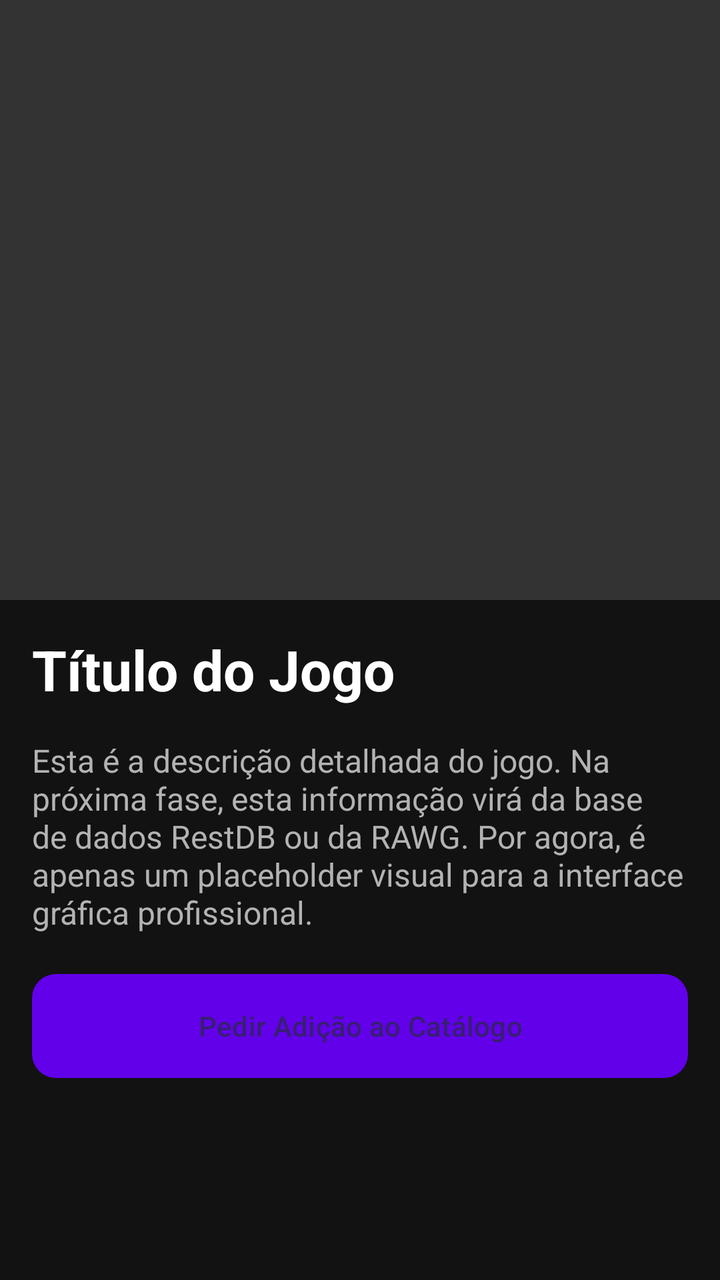
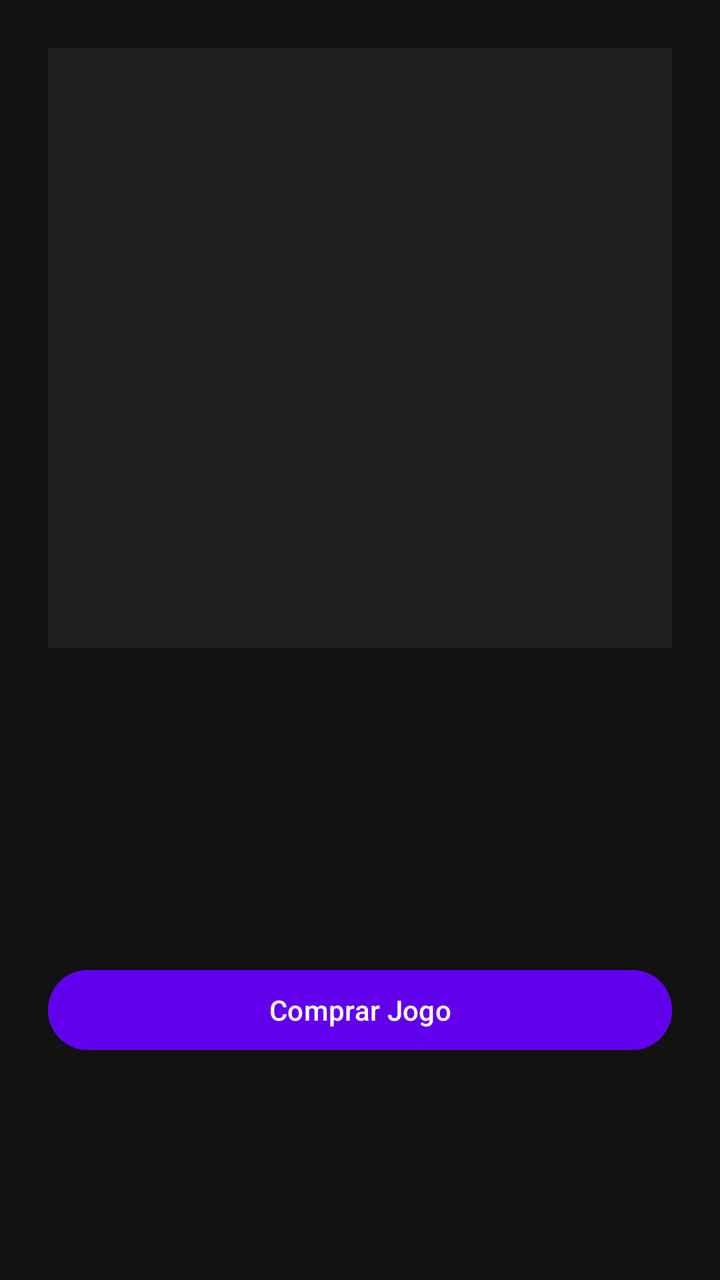

Screens rendered from an Android XML layout before and after an edit, with the pre-edit source and the edit as a unified diff.
<!-- AndroidManifest.xml: application theme Theme.LojaDeVideoJogos -->
<!-- res/layout/activity_game_detail.xml -->
<?xml version="1.0" encoding="utf-8"?>
<ScrollView xmlns:android="http://schemas.android.com/apk/res/android"
    xmlns:app="http://schemas.android.com/apk/res-auto"
    android:layout_width="match_parent"
    android:layout_height="match_parent"
    android:background="@color/gamehub_background_dark">

    <androidx.constraintlayout.widget.ConstraintLayout
        android:layout_width="match_parent"
        android:layout_height="wrap_content"
        android:paddingBottom="32dp">

        
        <ImageView
            android:id="@+id/ivCoverDetail"
            android:layout_width="match_parent"
            android:layout_height="300dp"
            android:scaleType="centerCrop"
            android:background="#333333"
            app:layout_constraintTop_toTopOf="parent" />

        
        <TextView
            android:id="@+id/tvDetailTitle"
            android:layout_width="0dp"
            android:layout_height="wrap_content"
            android:layout_margin="16dp"
            android:text="Título do Jogo"
            android:textColor="@color/gamehub_text_light"
            android:textSize="28sp"
            android:textStyle="bold"
            app:layout_constraintEnd_toEndOf="parent"
            app:layout_constraintStart_toStartOf="parent"
            app:layout_constraintTop_toBottomOf="@id/ivCoverDetail" />

        
        <TextView
            android:id="@+id/tvDetailDescription"
            android:layout_width="0dp"
            android:layout_height="wrap_content"
            android:layout_margin="16dp"
            android:text="Esta é a descrição detalhada do jogo. Na próxima fase, esta informação virá da base de dados RestDB ou da RAWG. Por agora, é apenas um placeholder visual para a interface gráfica profissional."
            android:textColor="@color/gamehub_text_gray"
            android:textSize="16sp"
            app:layout_constraintEnd_toEndOf="parent"
            app:layout_constraintStart_toStartOf="parent"
            app:layout_constraintTop_toBottomOf="@id/tvDetailTitle" />

        
        <com.google.android.material.button.MaterialButton
            android:id="@+id/btnBuy"
            android:layout_width="match_parent"
            android:layout_height="60dp"
            android:layout_margin="16dp"
            android:text="Pedir Adição ao Catálogo"
            app:cornerRadius="12dp"
            app:layout_constraintTop_toBottomOf="@id/tvDetailDescription" />

        
        <com.google.android.material.button.MaterialButton
            android:id="@+id/btnEdit"
            style="@style/Widget.Material3.Button.OutlinedButton"
            android:layout_width="match_parent"
            android:layout_height="60dp"
            android:layout_margin="16dp"
            android:text="Editar Preço / Jogo"
            android:visibility="gone"
            app:cornerRadius="12dp"
            app:layout_constraintTop_toBottomOf="@id/btnBuy" />

    </androidx.constraintlayout.widget.ConstraintLayout>
</ScrollView>
<!-- resources referenced by this layout -->
<resources>
  <color name="gamehub_background_dark">#121212</color>
  <color name="gamehub_text_gray">#B3B3B3</color>
  <color name="gamehub_text_light">#FFFFFF</color>
  <style name="Theme.LojaDeVideoJogos" parent="Theme.Material3.Dark.NoActionBar">
          <item name="colorPrimary">@color/gamehub_primary</item>
          <item name="colorSecondary">@color/gamehub_secondary</item>
          <item name="android:windowBackground">@color/gamehub_background_dark</item>
          <item name="colorSurface">@color/gamehub_surface_dark</item>
          <item name="android:textColorPrimary">@color/gamehub_text_light</item>
      </style>
  <color name="gamehub_primary">#6200EA</color>
  <color name="gamehub_secondary">#03DAC5</color>
  <color name="gamehub_surface_dark">#1E1E1E</color>
</resources>

<!-- the commit's change to res/layout/activity_game_detail.xml (unified diff, before → after) -->
@@ -1,72 +1,68 @@
 <?xml version="1.0" encoding="utf-8"?>
 <ScrollView xmlns:android="http://schemas.android.com/apk/res/android"
-    xmlns:app="http://schemas.android.com/apk/res-auto"
     android:layout_width="match_parent"
     android:layout_height="match_parent"
-    android:background="@color/gamehub_background_dark">
+    android:background="#121212"
+    android:fillViewport="true">
 
-    <androidx.constraintlayout.widget.ConstraintLayout
+    <LinearLayout
         android:layout_width="match_parent"
         android:layout_height="wrap_content"
-        android:paddingBottom="32dp">
+        android:orientation="vertical"
+        android:padding="24dp">
 
-        
         <ImageView
-            android:id="@+id/ivCoverDetail"
+            android:id="@+id/imageDetailCapa"
             android:layout_width="match_parent"
             android:layout_height="300dp"
             android:scaleType="centerCrop"
-            android:background="#333333"
-            app:layout_constraintTop_toTopOf="parent" />
+            android:background="#1E1E1E"
+            android:contentDescription="Capa do Jogo" />
 
-        
         <TextView
-            android:id="@+id/tvDetailTitle"
-            android:layout_width="0dp"
+            android:id="@+id/textDetailTitulo"
+            android:layout_width="match_parent"
             android:layout_height="wrap_content"
-            android:layout_margin="16dp"
-            android:text="Título do Jogo"
-            android:textColor="@color/gamehub_text_light"
-            android:textSize="28sp"
-            android:textStyle="bold"
-            app:layout_constraintEnd_toEndOf="parent"
-            app:layout_constraintStart_toStartOf="parent"
-            app:layout_constraintTop_toBottomOf="@id/ivCoverDetail" />
+            android:layout_marginTop="24dp"
+            android:textColor="#FFFFFF"
+            android:textSize="24sp"
+            android:textStyle="bold" />
 
-        
         <TextView
-            android:id="@+id/tvDetailDescription"
-            android:layout_width="0dp"
+            android:id="@+id/textDetailPreco"
+            android:layout_width="match_parent"
             android:layout_height="wrap_content"
-            android:layout_margin="16dp"
-            android:text="Esta é a descrição detalhada do jogo. Na próxima fase, esta informação virá da base de dados RestDB ou da RAWG. Por agora, é apenas um placeholder visual para a interface gráfica profissional."
-            android:textColor="@color/gamehub_text_gray"
-            android:textSize="16sp"
-            app:layout_constraintEnd_toEndOf="parent"
-            app:layout_constraintStart_toStartOf="parent"
-            app:layout_constraintTop_toBottomOf="@id/tvDetailTitle" />
+            android:layout_marginTop="8dp"
+            android:textColor="#00E676"
+            android:textSize="20sp"
+            android:textStyle="bold" />
 
-        
-        <com.google.android.material.button.MaterialButton
-            android:id="@+id/btnBuy"
+        <TextView
+            android:id="@+id/textDetailStock"
             android:layout_width="match_parent"
-            android:layout_height="60dp"
-            android:layout_margin="16dp"
-            android:text="Pedir Adição ao Catálogo"
-            app:cornerRadius="12dp"
-            app:layout_constraintTop_toBottomOf="@id/tvDetailDescription" />
+            android:layout_height="wrap_content"
+            android:layout_marginTop="12dp"
+            android:textColor="#B0BEC5"
+            android:textSize="16sp" />
 
-        
-        <com.google.android.material.button.MaterialButton
+        <Button
+            android:id="@+id/btnComprarDetalhe"
+            android:layout_width="match_parent"
+            android:layout_height="wrap_content"
+            android:layout_marginTop="32dp"
+            android:backgroundTint="#6200EE"
+            android:text="Comprar Jogo"
+            android:textColor="#FFFFFF" />
+
+        <Button
             android:id="@+id/btnEdit"
-            style="@style/Widget.Material3.Button.OutlinedButton"
             android:layout_width="match_parent"
-            android:layout_height="60dp"
-            android:layout_margin="16dp"
-            android:text="Editar Preço / Jogo"
-            android:visibility="gone"
-            app:cornerRadius="12dp"
-            app:layout_constraintTop_toBottomOf="@id/btnBuy" />
+            android:layout_height="wrap_content"
+            android:layout_marginTop="16dp"
+            android:backgroundTint="#03DAC5"
+            android:text="Editar Jogo"
+            android:textColor="#000000"
+            android:visibility="gone" />
 
-    </androidx.constraintlayout.widget.ConstraintLayout>
+    </LinearLayout>
 </ScrollView>
<!-- resource entries referenced after the edit -->
@@ -1,7 +1,6 @@
 <!-- resources referenced by this layout -->
 <resources>
   <color name="gamehub_background_dark">#121212</color>
-  <color name="gamehub_text_gray">#B3B3B3</color>
   <color name="gamehub_text_light">#FFFFFF</color>
   <style name="Theme.LojaDeVideoJogos" parent="Theme.Material3.Dark.NoActionBar">
           <item name="colorPrimary">@color/gamehub_primary</item>
